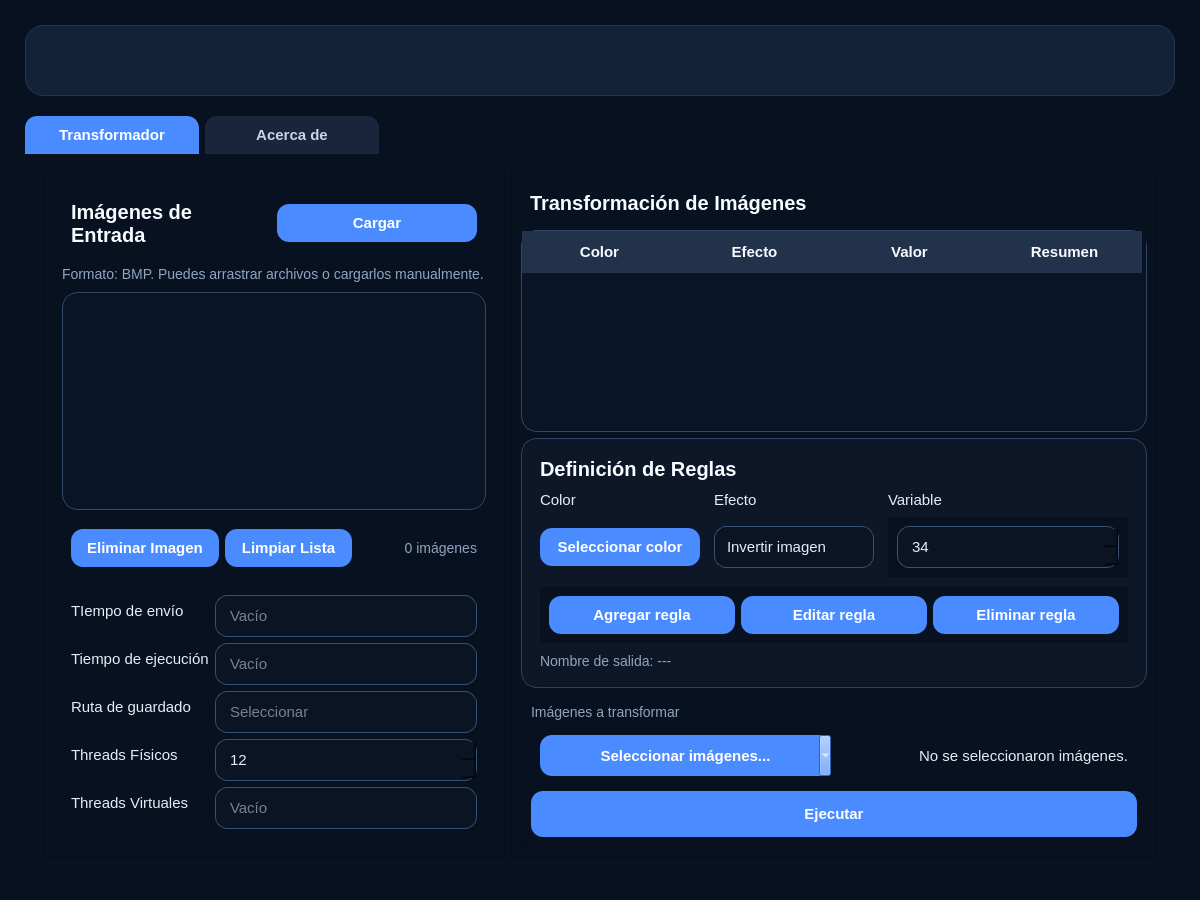
Above: (RETO) BixFarm/editables/PixFarm.ui from iiRoy/Implementation-of-wide-area-networks-and-distributed-services before the change. Below: the same form after it.
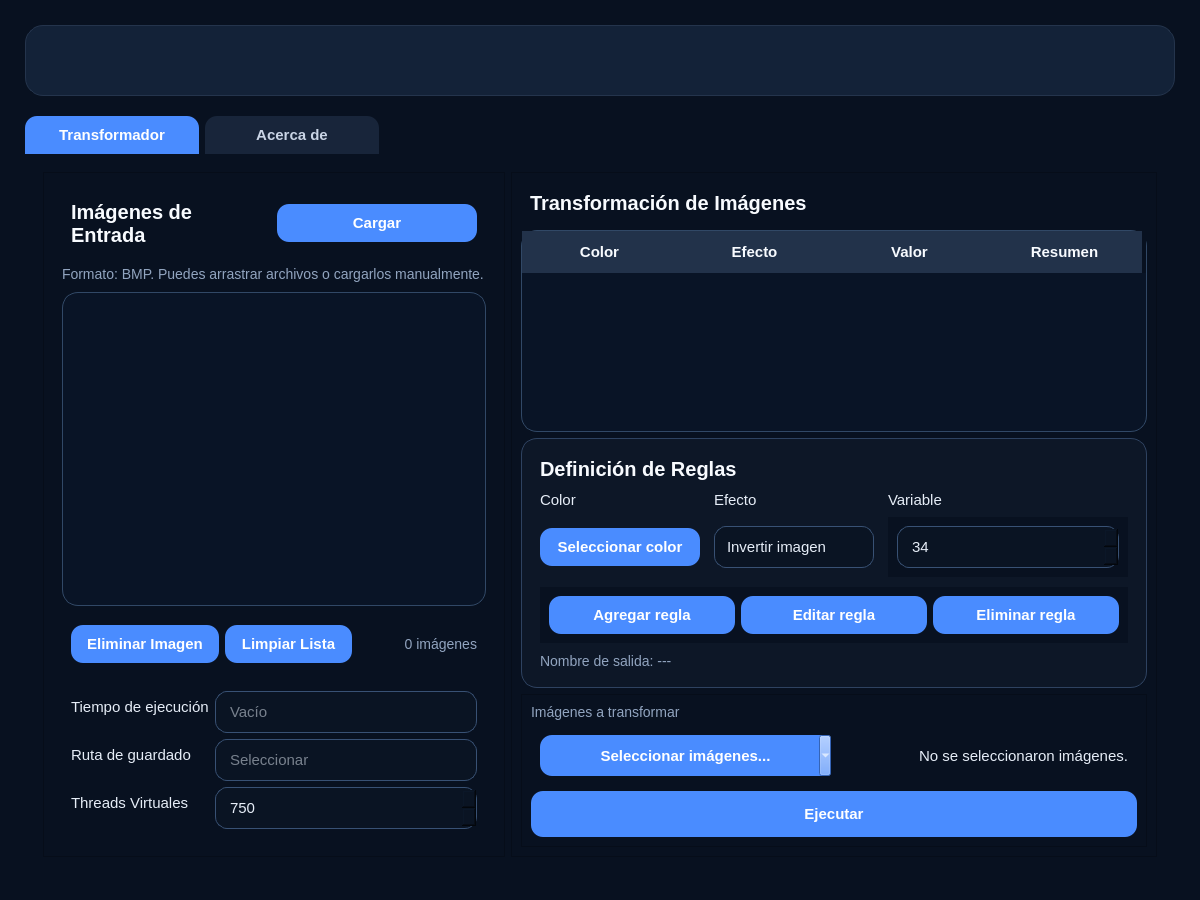
That is the form after the change. Icons and pictures are not drawn.

Commit message: feat: changes from physical farm

```diff
--- a/(RETO) BixFarm/editables/PixFarm.ui
+++ b/(RETO) BixFarm/editables/PixFarm.ui
@@ -613,30 +613,13 @@
                    </property>
                    <layout class="QFormLayout" name="formLayout">
                     <item row="0" column="0">
-                     <widget class="QLabel" name="lblTiempoEnvioTitulo">
-                      <property name="text">
-                       <string>TIempo de envío</string>
-                      </property>
-                     </widget>
-                    </item>
-                    <item row="0" column="1">
-                     <widget class="QLineEdit" name="txtTiempoEnvio">
-                      <property name="readOnly">
-                       <bool>true</bool>
-                      </property>
-                      <property name="placeholderText">
-                       <string>Vacío</string>
-                      </property>
-                     </widget>
-                    </item>
-                    <item row="1" column="0">
                      <widget class="QLabel" name="lblTiempoTitulo">
                       <property name="text">
                        <string>Tiempo de ejecución</string>
                       </property>
                      </widget>
                     </item>
-                    <item row="1" column="1">
+                    <item row="0" column="1">
                      <widget class="QLineEdit" name="txtTiempoEjecucion">
                       <property name="text">
                        <string/>
@@ -649,14 +632,14 @@
                       </property>
                      </widget>
                     </item>
-                    <item row="3" column="0">
+                    <item row="2" column="0">
                      <widget class="QLabel" name="lblRutaTitulo">
                       <property name="text">
                        <string>Ruta de guardado</string>
                       </property>
                      </widget>
                     </item>
-                    <item row="3" column="1">
+                    <item row="2" column="1">
                      <widget class="QLineEdit" name="txtRutaGuardado">
                       <property name="text">
                        <string/>
@@ -669,37 +652,26 @@
                     <item row="4" column="0">
                      <widget class="QLabel" name="lblNumberThreads">
                       <property name="text">
-                       <string>Threads Físicos</string>
+                       <string>Threads Virtuales</string>
                       </property>
                      </widget>
                     </item>
                     <item row="4" column="1">
                      <widget class="QSpinBox" name="txtNumberThreads">
+                      <property name="readOnly">
+                       <bool>false</bool>
+                      </property>
                       <property name="minimum">
                        <number>1</number>
                       </property>
                       <property name="maximum">
-                       <number>1000000000</number>
+                       <number>10000</number>
+                      </property>
+                      <property name="singleStep">
+                       <number>100</number>
                       </property>
                       <property name="value">
-                       <number>12</number>
-                      </property>
-                     </widget>
-                    </item>
-                    <item row="5" column="1">
-                     <widget class="QLineEdit" name="txtNumberThreadsVirtuales">
-                      <property name="readOnly">
-                       <bool>true</bool>
-                      </property>
-                      <property name="placeholderText">
-                       <string>Vacío</string>
-                      </property>
-                     </widget>
-                    </item>
-                    <item row="5" column="0">
-                     <widget class="QLabel" name="lblNumberThreadsVirtuales">
-                      <property name="text">
-                       <string>Threads Virtuales</string>
+                       <number>750</number>
                       </property>
                      </widget>
                     </item>
```
Left out of the diff: 3 changed lines with no effect on the pictures. The commit also changes 13 other files.
